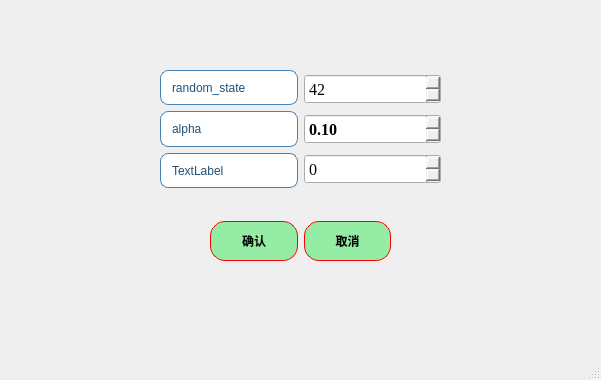
Qt form ui/algorithms6_GL_para.ui (azhongege24/predict_first) before a commit.
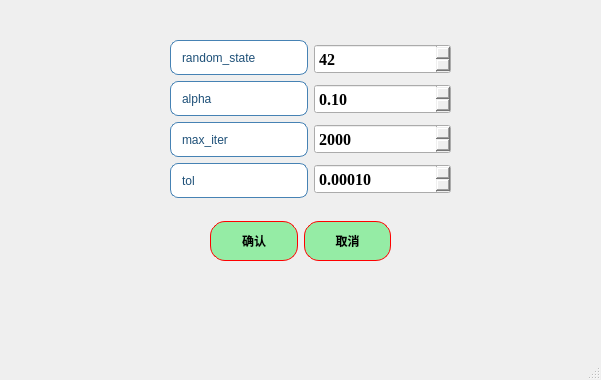
The same form after that commit.

Commit message: 今天添加了GL算法的两个超参数，一个是max_iter，还有一个是tol容忍度，后面其实还有好多超参数可以更改，后面两个算法也可以再加很多超参数加进来

```diff
--- a/ui/algorithms6_GL_para.ui
+++ b/ui/algorithms6_GL_para.ui
@@ -88,13 +88,13 @@
      </item>
     </layout>
    </widget>
-   <widget class="QWidget" name="">
+   <widget class="QWidget" name="layoutWidget">
     <property name="geometry">
      <rect>
-      <x>160</x>
-      <y>70</y>
+      <x>170</x>
+      <y>40</y>
       <width>281</width>
-      <height>118</height>
+      <height>158</height>
      </rect>
     </property>
     <layout class="QHBoxLayout" name="horizontalLayout_2">
@@ -180,7 +180,35 @@
 }</string>
          </property>
          <property name="text">
-          <string>TextLabel</string>
+          <string>max_iter</string>
+         </property>
+        </widget>
+       </item>
+       <item>
+        <widget class="QLabel" name="label_4">
+         <property name="styleSheet">
+          <string notr="true">QLabel {
+    border: 1px solid rgb(70, 130, 180);   /* 增强为科研蓝边框，参考Nature期刊图表色 */
+    border-radius: 8px;
+    padding: 4px 8px;
+    background-color: rgb(255, 255, 255);  /* 纯白背景提升对比度 */
+    color: rgb(30, 80, 120);               /* 深海军蓝文字，对比度达8:1 */
+    font: bold 16pt &quot;Times New Roman&quot;;     
+    qproperty-alignment: 'AlignCenter';
+    /* 强化阴影效果 */
+}
+
+QLabel:hover {
+    border-color: rgb(0, 100, 180);        /* 悬停时使用更高饱和的科研蓝 */
+    background-color: rgb(240, 248, 255);  /* 极浅蓝悬停反馈 */
+}
+
+QLabel:pressed {
+    background-color: rgb(220, 240, 255);  /* 按压状态模拟墨水渗透效果 */
+}</string>
+         </property>
+         <property name="text">
+          <string>tol</string>
          </property>
         </widget>
        </item>
@@ -200,6 +228,8 @@
           <font>
            <family>Times New Roman</family>
            <pointsize>12</pointsize>
+           <weight>75</weight>
+           <bold>true</bold>
           </font>
          </property>
          <property name="styleSheet">
@@ -259,6 +289,8 @@
           <font>
            <family>Times New Roman</family>
            <pointsize>12</pointsize>
+           <weight>75</weight>
+           <bold>true</bold>
           </font>
          </property>
          <property name="styleSheet">
@@ -268,6 +300,47 @@
 QSpinBox::down-button:pressed {
     margin-top: 4px;
 }</string>
+         </property>
+         <property name="maximum">
+          <number>99999</number>
+         </property>
+         <property name="value">
+          <number>2000</number>
+         </property>
+        </widget>
+       </item>
+       <item>
+        <widget class="QDoubleSpinBox" name="doubleSpinBox_tol">
+         <property name="minimumSize">
+          <size>
+           <width>0</width>
+           <height>30</height>
+          </size>
+         </property>
+         <property name="font">
+          <font>
+           <family>Times New Roman</family>
+           <pointsize>12</pointsize>
+           <weight>75</weight>
+           <bold>true</bold>
+          </font>
+         </property>
+         <property name="styleSheet">
+          <string notr="true">QDoubleSpinBox::up-button:pressed {
+    margin-top: 4px;  /* 模拟按压下沉 */
+}
+QDoubleSpinBox::down-button:pressed {
+    margin-top: 4px;
+}</string>
+         </property>
+         <property name="decimals">
+          <number>5</number>
+         </property>
+         <property name="singleStep">
+          <double>0.000010000000000</double>
+         </property>
+         <property name="value">
+          <double>0.000100000000000</double>
          </property>
         </widget>
        </item>
```
Left out of the diff: 2 changed lines with no effect on the pictures. The commit also changes 8 other files.
